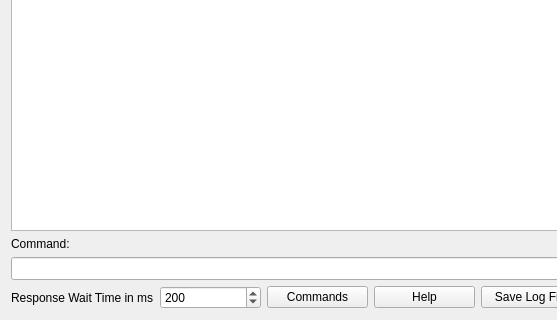
First picture: the form in dct_widgets/debugterminal/debugterminal.ui, repository KAYA-Instruments/SDI-Control-Point, before the edit; both pictures show x 0 to 557 and y 580 to 900 of the 700 by 900 pixel window.
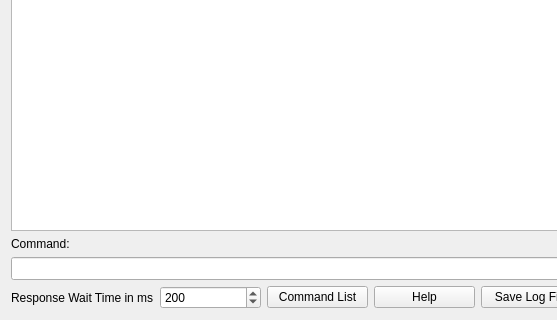
Second picture: the form after the edit. Icons and pictures are not drawn.

What changed in the file:
```diff
--- a/dct_widgets/debugterminal/debugterminal.ui
+++ b/dct_widgets/debugterminal/debugterminal.ui
@@ -90,7 +90,7 @@
      <item>
       <widget class="QPushButton" name="btnShowCommands">
        <property name="text">
-        <string>Commands</string>
+        <string>Command List</string>
        </property>
       </widget>
      </item>
```
